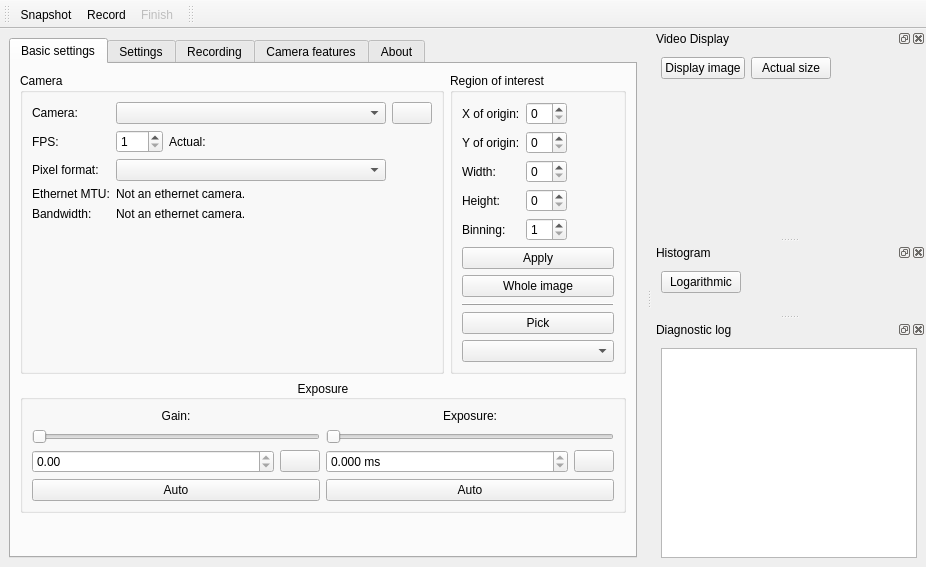
Before: the Qt Designer form src/mainwindow.ui in AD-Vega/qarv, drawn with Qt 5.
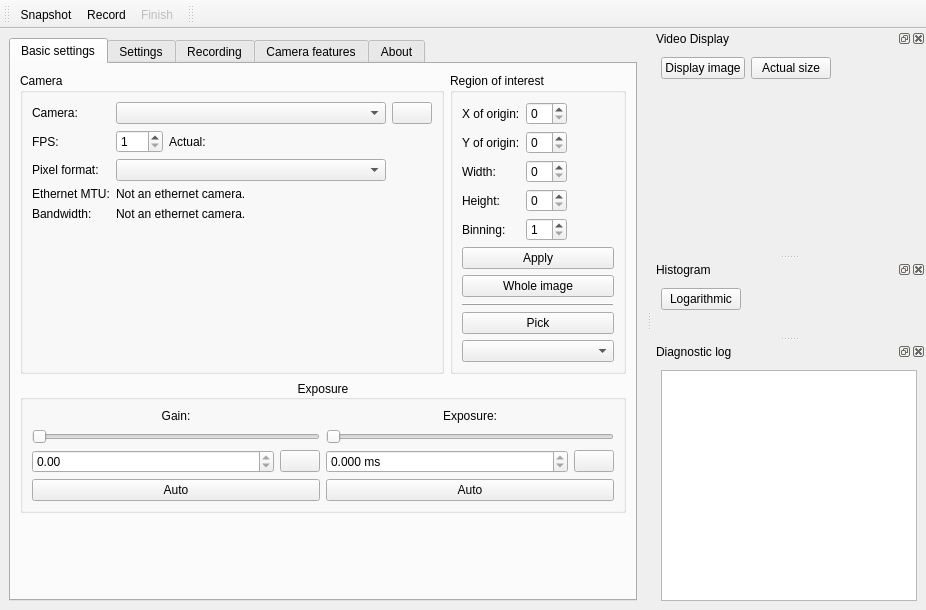
After: the same form once the commit is applied. Icons and pictures are not drawn. Custom widgets are drawn as their Qt base class.

Commit message: Fix filter reordering bug.

```diff
--- a/src/mainwindow.ui
+++ b/src/mainwindow.ui
@@ -7,7 +7,7 @@
     <x>0</x>
     <y>0</y>
     <width>926</width>
-    <height>567</height>
+    <height>610</height>
    </rect>
   </property>
   <property name="windowTitle">
```
Left out of the diff: 2 changed lines with no effect on the pictures. The commit also changes 1 other file.
